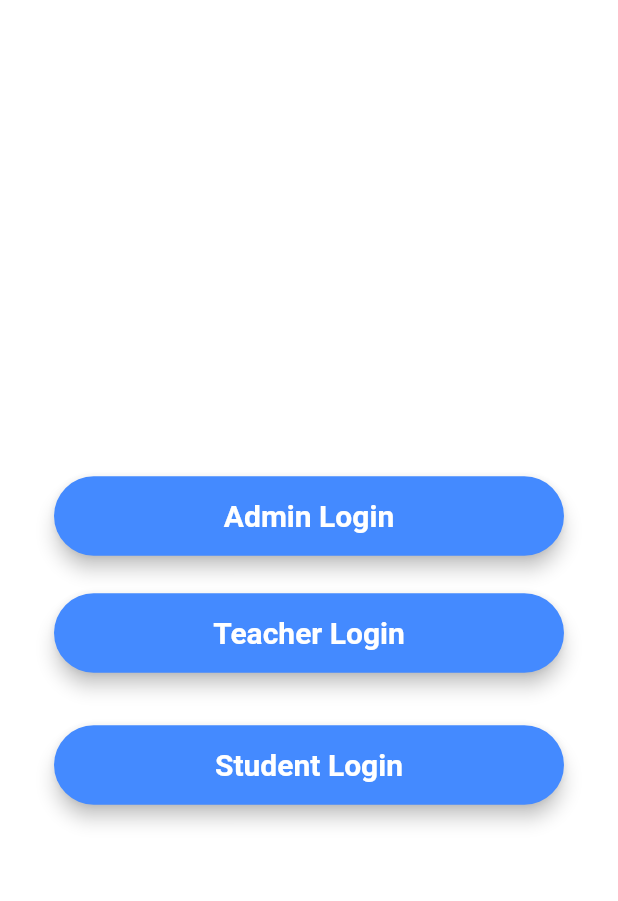
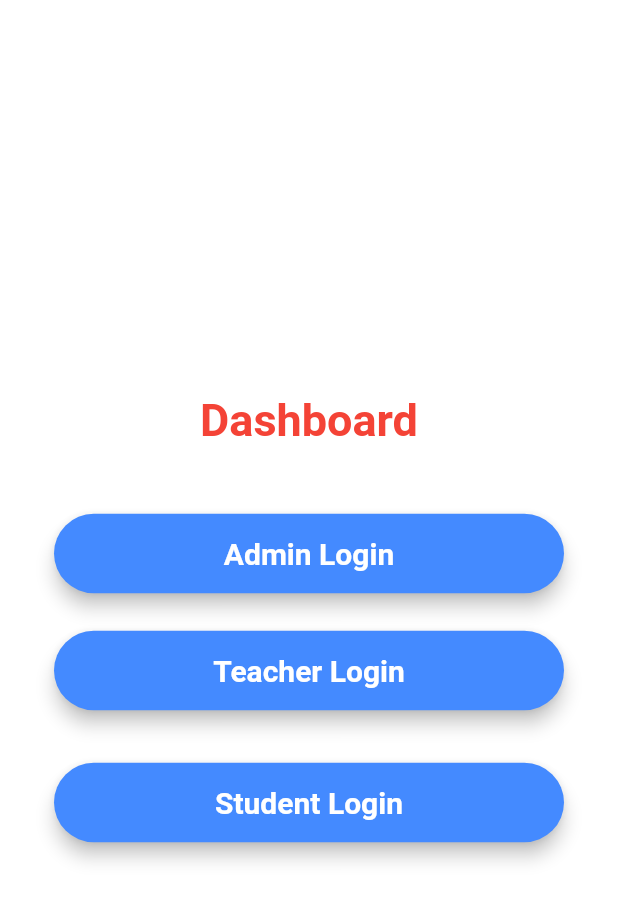
Before and after one commit to muhammadumair97/FA19-BCS-082, a Flutter app: the screen it shows after launch, after a tap on "Teacher Login", on a phone screen of 412 x 824 dp. Shown: the top 901 px of the screen. Run offline on Flutter 3.47's test engine with Material 2 defaults, Android fonts, the phone set to English and light mode, and no system bars; our stand-ins replace cloud_firestore, firebase_auth, firebase_core, firebase_database, flutter_svg, fluttertoast and 2 more; missing offline and left inert: bmi_calculator; accounts and stored records are empty.

```diff
--- a/lab_final/lib/dashboard.dart
+++ b/lab_final/lib/dashboard.dart
@@ -50,7 +50,9 @@ class _dashboardState extends State<dashboard> {
 
 
 
-        onPressed: () { teacherlogin(); },
+        onPressed: () {
+          tlogin();
+          },
 
         child: Text("Teacher Login" , textAlign: TextAlign.center,
           style: TextStyle(fontSize: 20,
@@ -74,7 +76,7 @@ class _dashboardState extends State<dashboard> {
 
 
 
-        onPressed: () { studentlogin(); },
+        onPressed: () { student(); },
 
         child: Text("Student Login" , textAlign: TextAlign.center,
           style: TextStyle(fontSize: 20,
@@ -102,7 +104,20 @@ class _dashboardState extends State<dashboard> {
                        crossAxisAlignment: CrossAxisAlignment.center,
 
                        children:<Widget>[
+                         SizedBox(height: 15),
+                         Row(
+                             mainAxisAlignment: MainAxisAlignment.center,
+                             children: <Widget>[
+                               Text("Dashboard",
 
+
+                                 style: TextStyle(
+                                     color: Colors.red,
+                                     fontWeight:FontWeight.bold,
+                                     fontSize: 30 ),
+                               ),
+                             ]
+                         ),
 
                          SizedBox(height: 45),
                          Admin,
```
